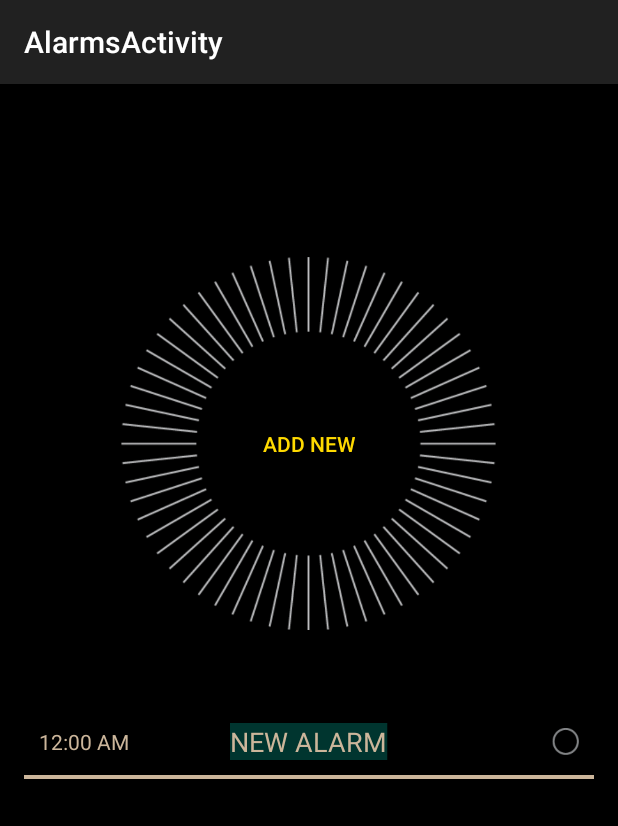
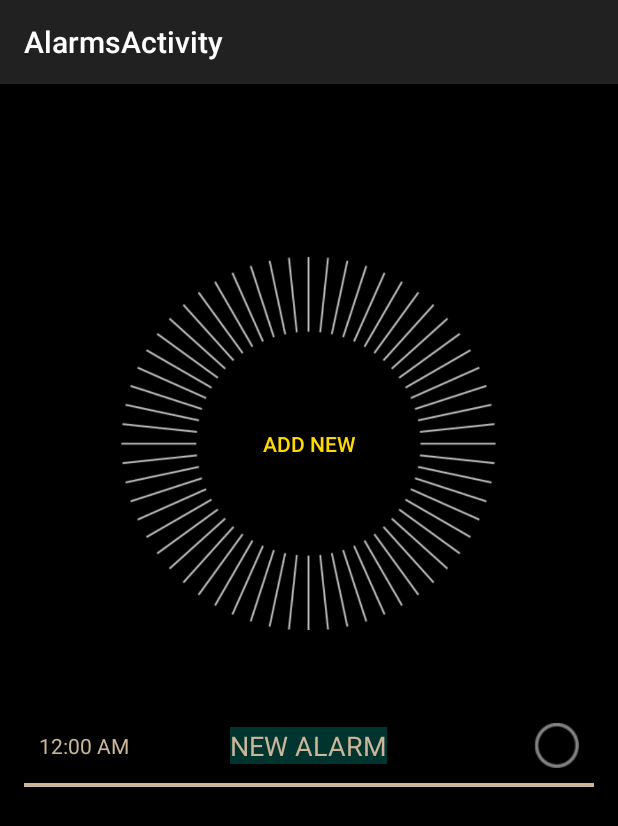
Before and after one commit to CristinaNicolae/TimezoneAlarm, an Android app: the AlarmsFragment screen opened directly, with no data from a screen before it, after a tap on "OK", on a phone screen of 412 x 824 dp. Shown: the top 826 px of the screen. Run offline under Robolectric (Android 15) with nearby library versions, the phone set to English and light mode, and no system bars; 1 other tap on this screen came first.

Commit message:
Added notification in the notification bar.

```diff
--- a/app/src/main/AndroidManifest.xml
+++ b/app/src/main/AndroidManifest.xml
@@ -24,7 +24,7 @@
                 android:name="android.support.PARENT_ACTIVITY"
                 android:value=".MainActivity" />
         </activity>
-        <receiver android:name="MyBroadcastReceiver"></receiver>
+        <receiver android:process=":remote" android:name="MyBroadcastReceiver"></receiver>
     </application>
 
 </manifest>
--- a/app/src/main/java/com/cristina/timezonealarm/AlarmsFragment.java
+++ b/app/src/main/java/com/cristina/timezonealarm/AlarmsFragment.java
@@ -36,7 +36,6 @@ public class AlarmsFragment extends Fragment {
 
     public AlarmsFragment() {
     }
-
 
     ImageView needle;
     ImageView back;
--- a/app/src/main/java/com/cristina/timezonealarm/MyBroadcastReceiver.java
+++ b/app/src/main/java/com/cristina/timezonealarm/MyBroadcastReceiver.java
@@ -18,9 +18,9 @@ public class MyBroadcastReceiver extends BroadcastReceiver {
         Toast.makeText(context, "Don't panik but your time is up!!!!.",
                 Toast.LENGTH_LONG).show();
         // Vibrate the mobile phone
-        Vibrator vibrator = (Vibrator) context
-                .getSystemService(Context.VIBRATOR_SERVICE);
-        vibrator.vibrate(2000);
+//        Vibrator vibrator = (Vibrator) context
+//                .getSystemService(Context.VIBRATOR_SERVICE);
+//        vibrator.vibrate(2000);
 
         NotificationManager mNM;
         mNM = (NotificationManager)context.getSystemService(context.NOTIFICATION_SERVICE);
--- a/app/src/main/java/com/cristina/timezonealarm/custom/AlarmsListViewAdapter.java
+++ b/app/src/main/java/com/cristina/timezonealarm/custom/AlarmsListViewAdapter.java
@@ -7,6 +7,7 @@ import android.view.LayoutInflater;
 import android.view.View;
 import android.view.ViewGroup;
 import android.widget.BaseAdapter;
+import android.widget.CompoundButton;
 import android.widget.TextView;
 import android.widget.ToggleButton;
 
@@ -78,8 +79,8 @@ public class AlarmsListViewAdapter extends BaseAdapter {
 
         TextView clock = (TextView)  rowView.findViewById(R.id.hour);
         TextView titleTextView = (TextView) rowView.findViewById(R.id.titleTextView);
-        ToggleButton toggleButton = (ToggleButton) rowView.findViewById(R.id.activeAlarm);
-        Alarm alarm = (Alarm) data.get(position);
+        final ToggleButton toggleButton = (ToggleButton) rowView.findViewById(R.id.activeAlarm);
+        final Alarm alarm = (Alarm) data.get(position);
         String ampmValue;
         if (alarm.timeOfDay == 1) ampmValue= "PM";
         else ampmValue = "AM";
@@ -96,6 +97,20 @@ public class AlarmsListViewAdapter extends BaseAdapter {
         else
             toggleButton.setChecked(false);
 
+        toggleButton.setOnClickListener(new View.OnClickListener() {
+            @Override
+            public void onClick(View v) {
+                if(toggleButton.isChecked())
+                {
+                    alarm.active=true;
+                }
+                else
+                {
+                    alarm.active=false;
+                }
+            }
+        });
+
         return rowView;
     }
 
--- a/app/src/main/res/layout/alarm_list_view_item.xml
+++ b/app/src/main/res/layout/alarm_list_view_item.xml
@@ -57,8 +57,8 @@
 
         <ToggleButton
             android:id="@+id/activeAlarm"
-            android:layout_width="18dp"
-            android:layout_height="18dp"
+            android:layout_width="30dp"
+            android:layout_height="30dp"
             android:layout_alignParentRight="true"
             android:layout_centerVertical="true"
             android:layout_marginLeft="10dp"
```
Also changed, not shown: app/src/main/java/com/cristina/timezonealarm/MainActivity.java (+14 -8 lines), app/src/main/java/com/cristina/timezonealarm/TimezoneFragment.java (+21 -2 lines).
